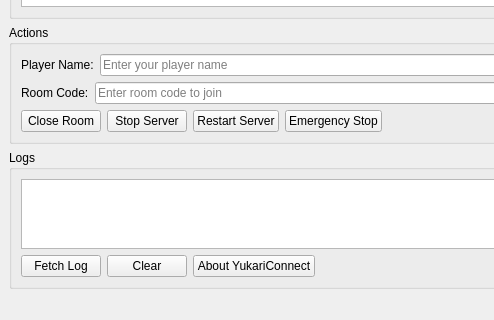
First picture: the form in launcher/ui/pages/global/YukariConnectOnlinePanel.ui, repository AndreaFrederica/LunaLauncher, before the edit; both pictures show x 0 to 494 and y 315 to 635 of the 800 by 635 pixel window.
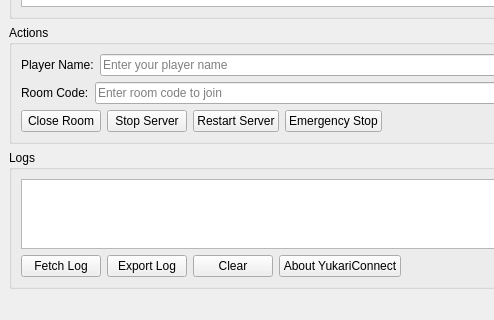
Second picture: the form after the edit.

Commit message:
Refactor YukariConnect to use WebSocket API instead of HTTP API
- Updated YukariConnect class to handle communication via WebSocket.
- Removed HTTP polling for state updates; server now pushes updates automatically.
- Added new methods for handling WebSocket requests and responses.
- Introduced log export functionality in YukariConnectOnlinePanel.
- Updated UI to include an "Export Log" button.
- Adjusted signal connections to accommodate WebSocket changes.
- Enhanced metadata handling in both YukariConnectOnlinePanel and YukariConnectPage.
- Updated dependencies to include Qt WebSockets.

Diff of the .ui file:
```diff
--- a/launcher/ui/pages/global/YukariConnectOnlinePanel.ui
+++ b/launcher/ui/pages/global/YukariConnectOnlinePanel.ui
@@ -317,6 +317,13 @@
            </property>
           </widget>
          </item>
+           <item>
+            <widget class="QPushButton" name="pushButton_export_log">
+             <property name="text">
+              <string>Export Log</string>
+             </property>
+            </widget>
+           </item>
          <item>
           <widget class="QPushButton" name="pushButton_clear_log">
            <property name="text">
```
Lines whose indentation alone changed are shown as unchanged. The commit also changes 13 other files.
